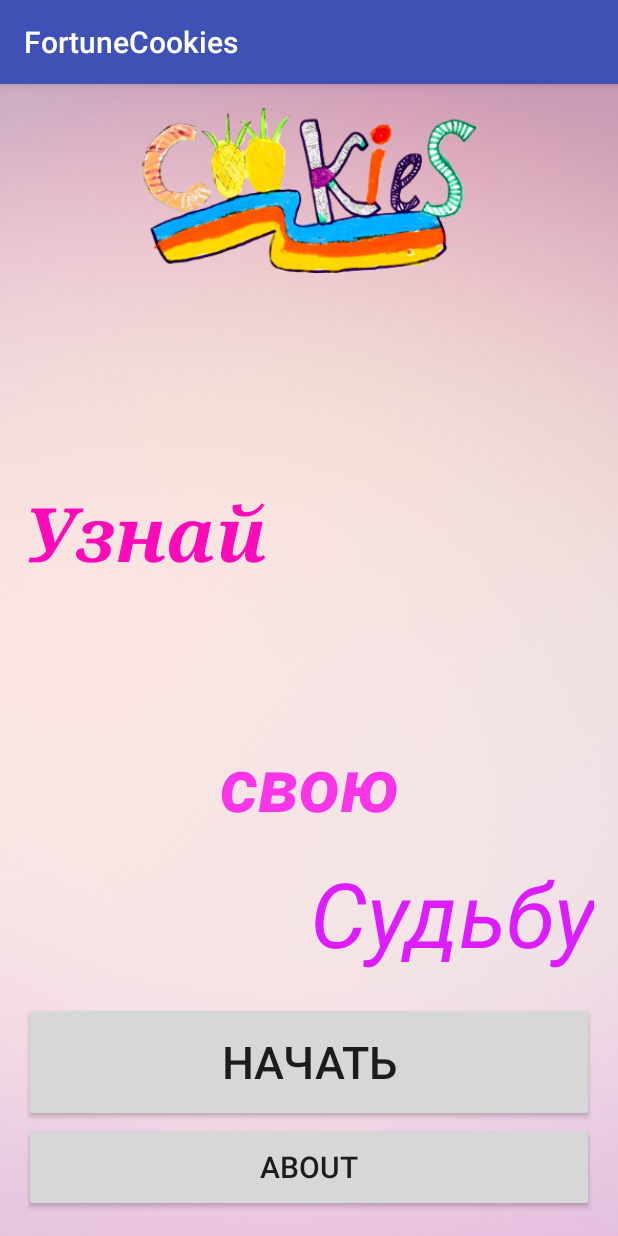
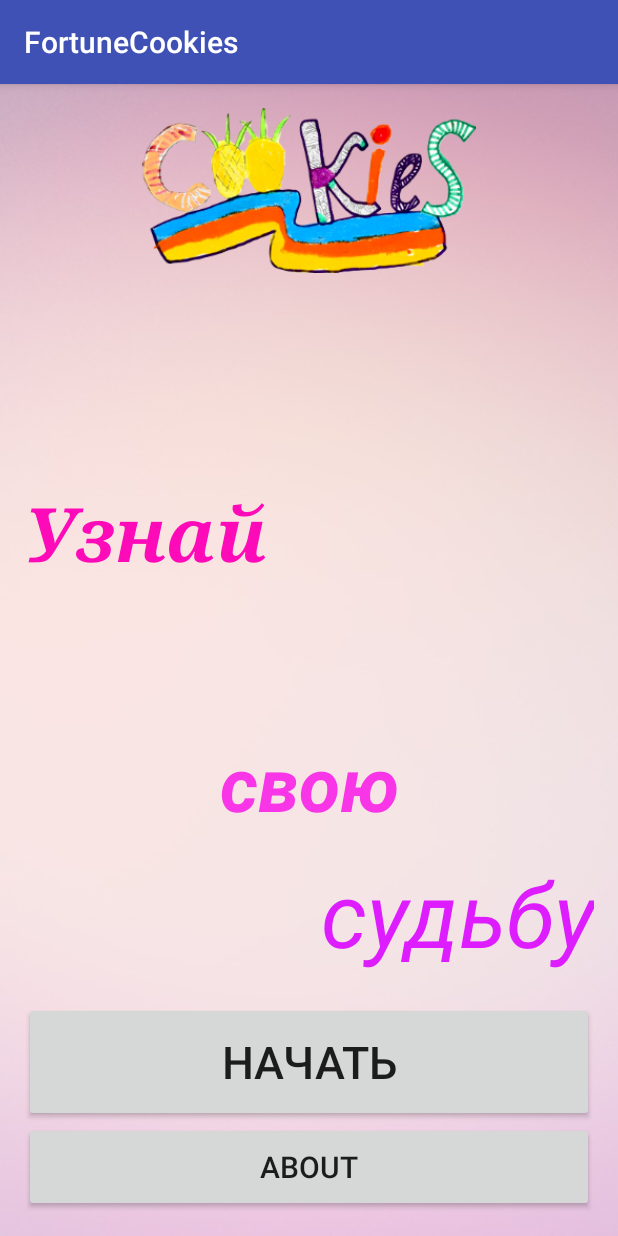
Before and after one commit to AppCampSiberia/FortuneCookies, an Android app: the screen it shows after launch (MainActivity), on a phone screen of 412 x 824 dp. Run offline under Robolectric (Android 15) with nearby library versions, the phone set to English and light mode, and no system bars.

Commit message:
изменена буква, добавлено слово в предсказание

```diff
--- a/app/src/main/java/appcampsiberia/fortunecookies/FortuneActivity.java
+++ b/app/src/main/java/appcampsiberia/fortunecookies/FortuneActivity.java
@@ -46,7 +46,7 @@ Random rand= new Random();
             textView.setText("Получишь 5 (во всех смыслах)! ");
         }
         else if(a==3) {
-            textView.setText("Сегодня стоит держаться подальше от  одноклассников. ");
+            textView.setText("Сегодня стоит держаться подальше от твоих одноклассников. ");
         }
         else if(a==4) {
             textView.setText("Сегодня день будет такой же сладкий, как эта жвачка.");
--- a/app/src/main/res/layout/activity_main.xml
+++ b/app/src/main/res/layout/activity_main.xml
@@ -100,7 +100,7 @@
             <TextView
                 android:layout_width="match_parent"
                 android:layout_height="100dp"
-                android:text="Судьбу"
+                android:text="судьбу"
                 android:id="@+id/textView7"
                 android:textSize="60sp"
                 android:textStyle="italic"
```
